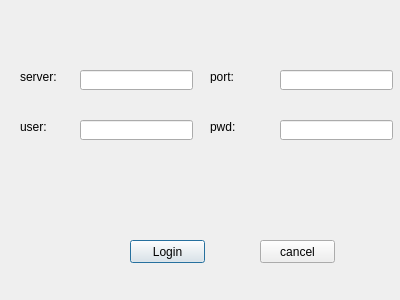
This is QtNetworkClient/QtNetworkClient/userlogin.ui in saga1979/QtIM as Qt 5 draws it before an edit. The edited form follows.
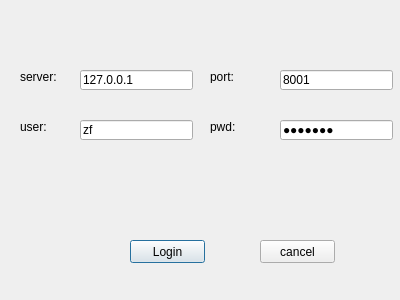
This is the edited form.

Diff of the .ui file:
```diff
--- a/QtNetworkClient/QtNetworkClient/userlogin.ui
+++ b/QtNetworkClient/QtNetworkClient/userlogin.ui
@@ -22,6 +22,9 @@
      <height>20</height>
     </rect>
    </property>
+   <property name="text">
+    <string>127.0.0.1</string>
+   </property>
   </widget>
   <widget class="QLabel" name="label">
    <property name="geometry">
@@ -58,6 +61,9 @@
      <height>20</height>
     </rect>
    </property>
+   <property name="text">
+    <string>8001</string>
+   </property>
   </widget>
   <widget class="QLabel" name="label_3">
    <property name="geometry">
@@ -94,6 +100,9 @@
      <height>20</height>
     </rect>
    </property>
+   <property name="text">
+    <string>zf</string>
+   </property>
   </widget>
   <widget class="QLineEdit" name="m_lePwd">
    <property name="geometry">
@@ -104,6 +113,9 @@
      <height>20</height>
     </rect>
    </property>
+   <property name="text">
+    <string>1234556</string>
+   </property>
    <property name="echoMode">
     <enum>QLineEdit::PasswordEchoOnEdit</enum>
    </property>
```
